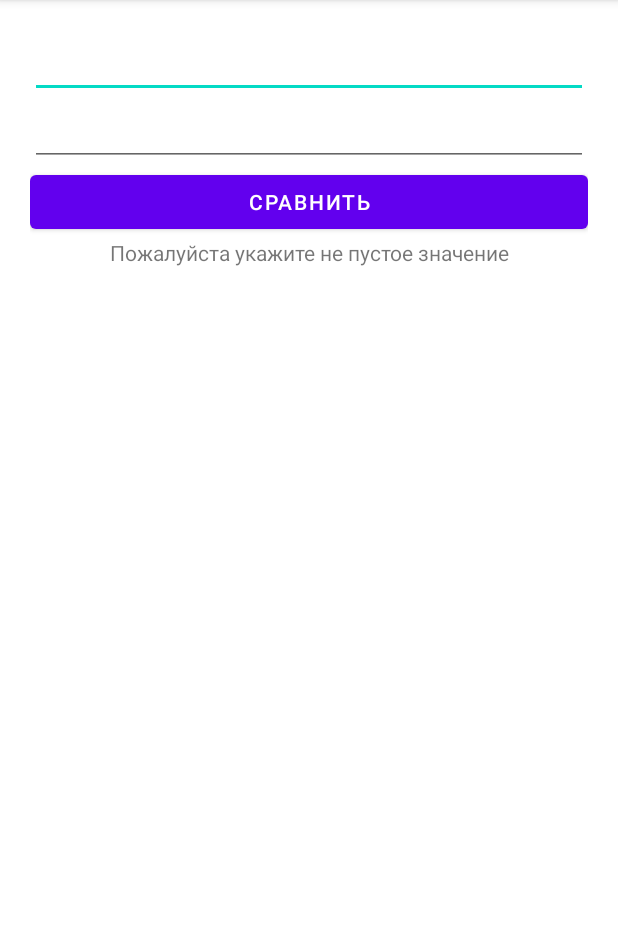
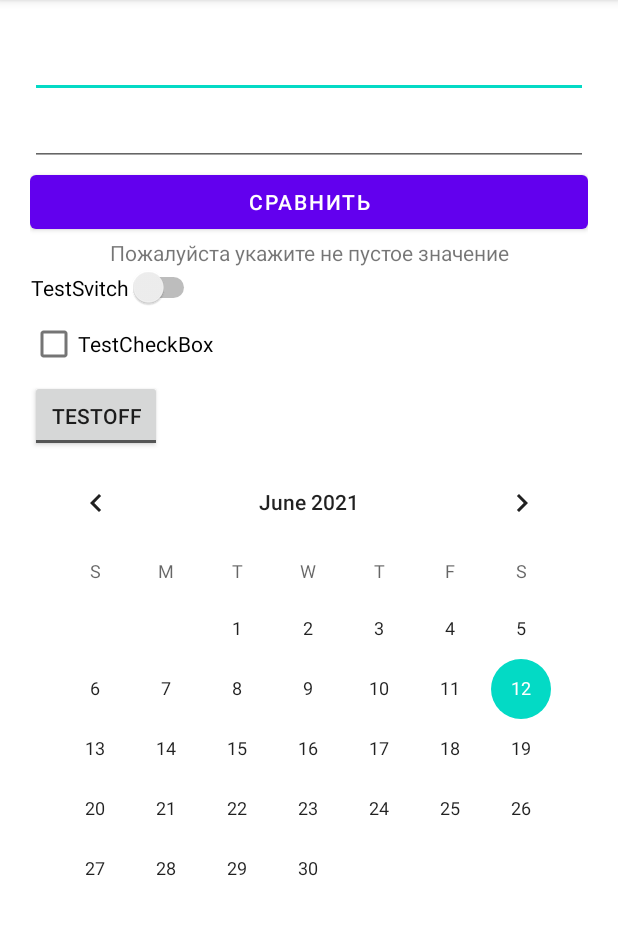
Before and after one commit to hrapov-v/StudyApp, an Android app: the screen it shows after launch (MainActivity), after a tap on "CРАВНИТЬ", on a phone screen of 412 x 824 dp, the part 84-1019 px from its top. Run offline under Robolectric (Android 15) with nearby library versions, the phone set to English and light mode, and no system bars.

Commit message:
Добавил в новый макет кучу всяких чек боксов и календарь

```diff
--- a/app/src/main/java/superky/keytwo/studyapp/MainActivity.java
+++ b/app/src/main/java/superky/keytwo/studyapp/MainActivity.java
@@ -5,6 +5,8 @@ import androidx.appcompat.app.AppCompatActivity;
 import android.os.Bundle;
 import android.view.View;
 import android.widget.Button;
+import android.widget.CalendarView;
+import android.widget.CheckBox;
 import android.widget.EditText;
 import android.widget.TextView;
 
@@ -16,10 +18,13 @@ public class MainActivity extends AppCompatActivity {
     protected void onCreate(Bundle savedInstanceState) {
         super.onCreate(savedInstanceState);
         setContentView(R.layout.activity_main);
+        setContentView(R.layout.activity_new_main);
         final EditText editText1 = findViewById(R.id.editText1);
         final EditText editText2 = findViewById(R.id.editText2);
         final Button button = findViewById(R.id.button);
         final TextView textView = findViewById(R.id.textViev);
+        final CheckBox checkBox = findViewById(R.id.checkBox);
+        final CalendarView calendarView = findViewById(R.id.calendarViev);
         button.setOnClickListener(new View.OnClickListener() {
             @Override
             public void onClick(View v) {
--- /dev/null
+++ b/app/src/main/res/layout/activity_new_main.xml
@@ -0,0 +1,81 @@
+<?xml version="1.0" encoding="utf-8"?>
+<LinearLayout xmlns:android="http://schemas.android.com/apk/res/android"
+    xmlns:app="http://schemas.android.com/apk/res-auto"
+    xmlns:tools="http://schemas.android.com/tools"
+    android:layout_width="match_parent"
+    android:layout_height="match_parent"
+    android:orientation="vertical"
+    android:layout_margin="20dp"
+    android:layout_gravity="center"
+    tools:context=".MainActivity">
+
+    <EditText
+        android:id="@+id/editText1"
+        android:layout_width="match_parent"
+        android:layout_height="wrap_content"
+        android:ems="10"
+        android:inputType="number">
+    </EditText>
+
+    <EditText
+        android:id="@+id/editText2"
+        android:layout_width="match_parent"
+        android:layout_height="wrap_content"
+        android:ems="10"
+        android:inputType="number">
+    </EditText>
+
+    <Button
+        android:id="@+id/button"
+        android:layout_width="match_parent"
+        android:layout_height="wrap_content"
+        android:text="Cравнить">
+
+    </Button>
+
+    <TextView
+        android:id="@+id/textViev"
+        android:layout_width="match_parent"
+        android:layout_height="wrap_content"
+        android:text="Результат равенства"
+        android:gravity="center">
+
+    </TextView>
+
+    <Switch
+        android:layout_width="wrap_content"
+        android:layout_height="wrap_content"
+        android:text="TestSvitch"
+        android:gravity="center">
+
+    </Switch>
+
+    <CheckBox
+        android:id="@+id/checkBox"
+        android:layout_width="wrap_content"
+        android:layout_height="wrap_content"
+        android:checked="false"
+        android:text="TestCheckBox">
+
+    </CheckBox>
+
+    <ToggleButton
+        android:layout_width="wrap_content"
+        android:layout_height="wrap_content"
+        android:text="Test"
+        android:textOn="TestOn"
+        android:textOff="TestOFF"
+        >
+
+    </ToggleButton>
+
+    <CalendarView
+        android:id="@+id/calendarViev"
+        android:layout_width="match_parent"
+        android:layout_height="match_parent"
+        >
+
+    </CalendarView>
+
+
+</LinearLayout>
```
